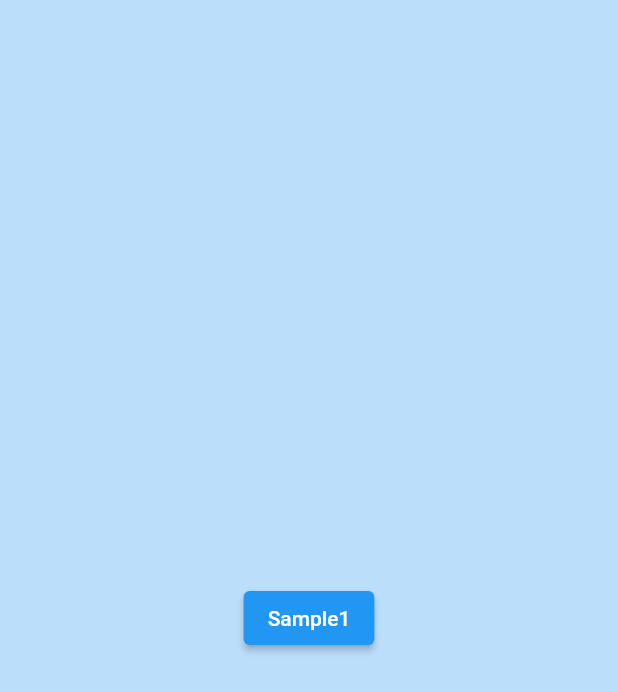
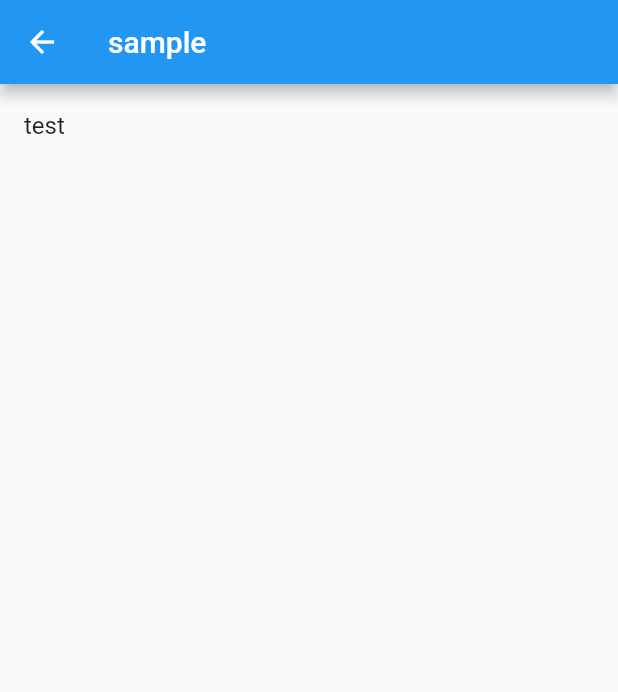
Before and after one commit to ramen2020/flutter_cheat, a Flutter app: the Page4 screen opened directly, on a phone screen of 412 x 824 dp. Shown: the top 692 px of the screen. Run offline on Flutter 3.47's test engine with Material 2 defaults, Android fonts, the light colour scheme and no system bars; our stand-ins replace webview_flutter.

Commit message:
add refreshIndicator_screen file

```diff
--- a/lib/screen/page4_screen.dart
+++ b/lib/screen/page4_screen.dart
@@ -1,25 +1,38 @@
 import 'package:flutter/material.dart';
 import './sample/sample1_screen.dart';
 
-class Page4 extends StatelessWidget {
+class Page4 extends StatefulWidget {
+  @override
+  _Page4State createState() => _Page4State();
+}
+
+class _Page4State extends State<Page4> {
+  List _titleList = ["test"];
+
   @override
   Widget build(BuildContext context) {
-    return Container(
-        color: Colors.blue[100],
-        alignment: Alignment.center,
-        child: Column(
-            crossAxisAlignment: CrossAxisAlignment.center,
-            mainAxisAlignment: MainAxisAlignment.center,
-            children: <Widget>[
-              ElevatedButton(
-                  child: Text('Sample1'),
-                  onPressed: () {
-                    Navigator.push<void>(
-                        context,
-                        MaterialPageRoute(
-                          builder: (context) => Sample1Screen(),
-                        ));
-                  }),
-            ]));
+    return Scaffold(
+      appBar: AppBar(
+        title: const Text('sample'),
+      ),
+      body: RefreshIndicator(
+        onRefresh: () async {
+          await _addText();
+        },
+        child: ListView(
+          children: _titleList
+              .map((title) => ListTile(
+                    title: Text(title),
+                  ))
+              .toList(),
+        ),
+      ),
+    );
+  }
+
+  _addText() {
+    setState(() {
+      _titleList.add("test");
+    });
   }
 }
```
